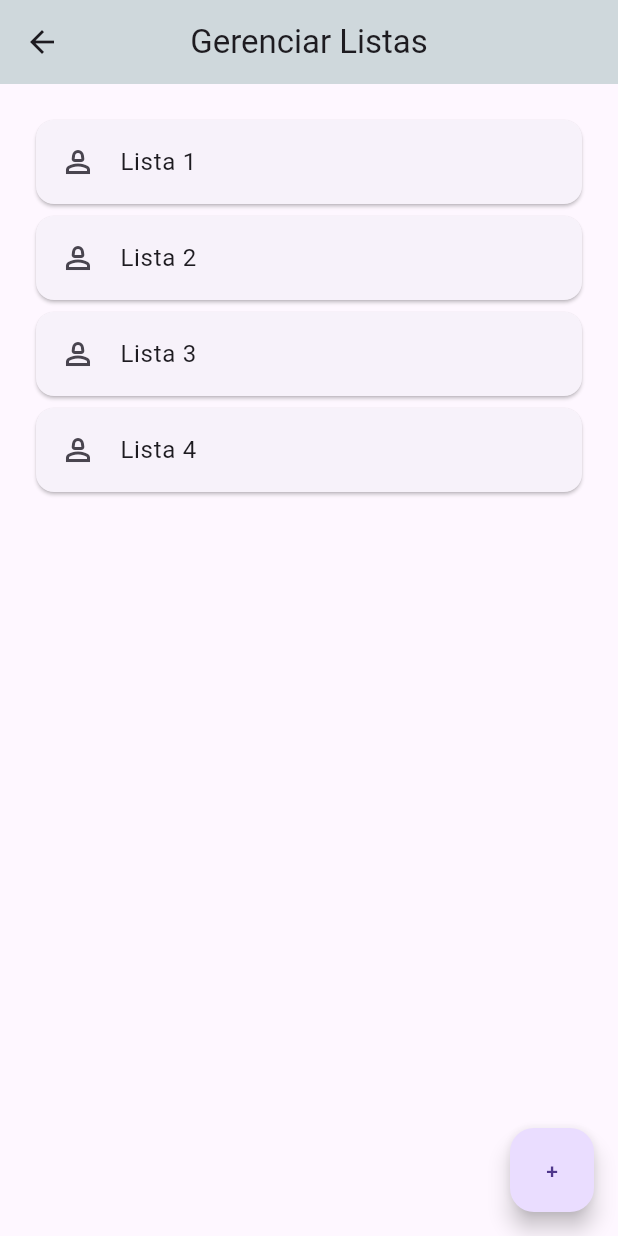
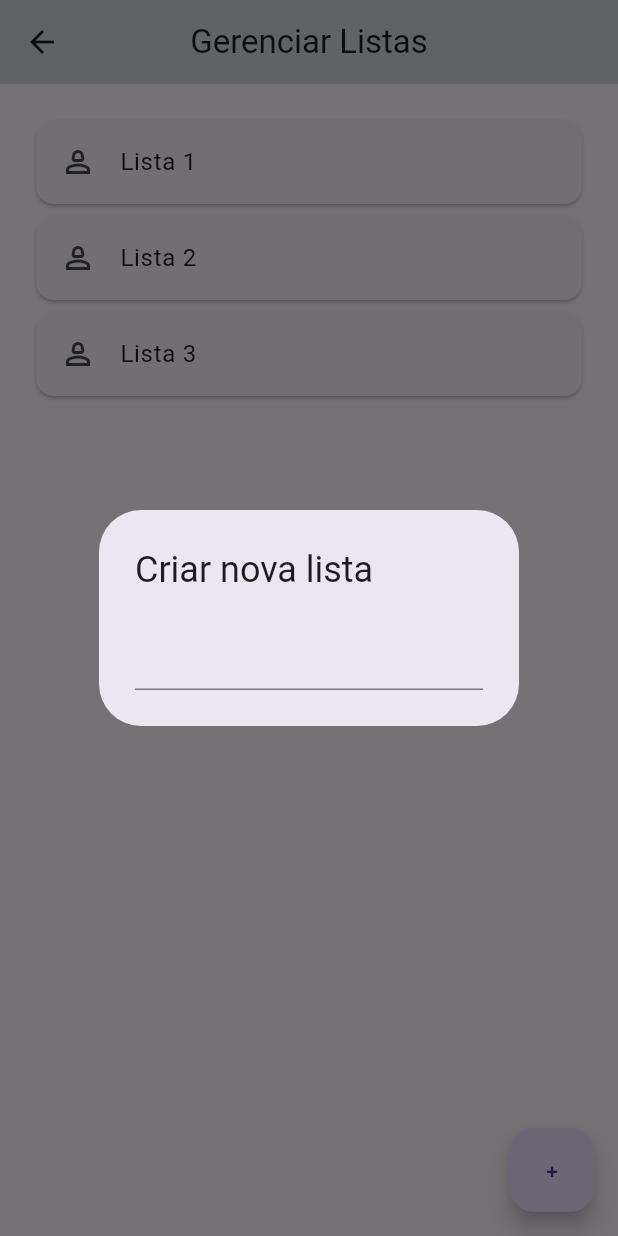
Before and after one commit to fernando-fraga/estudo-flutter-listacompras, a Flutter app: the GerenciarView screen opened by its route, after a tap on an icon or button, on a phone screen of 412 x 824 dp. Run offline on Flutter 3.47's test engine with Material 3 defaults, Android fonts, the phone set to English and light mode, and no system bars; our stand-ins replace device_preview.

Commit message:
ajustes no botão de Adicionar

```diff
--- a/lib/view/gerenciar_view.dart
+++ b/lib/view/gerenciar_view.dart
@@ -12,11 +12,14 @@ class GerenciarView extends StatefulWidget {
 
 class _GerenciarViewState extends State<GerenciarView> {
   List<Lista> listaCompras = [];
+  var nomeLista = TextEditingController();
+  var formKey = GlobalKey<FormState>();
 
   @override
   void initState() {
     listaCompras = Lista.preencher();
     super.initState();
+    nomeLista = TextEditingController();
   }
 
 
@@ -57,21 +60,27 @@ class _GerenciarViewState extends State<GerenciarView> {
 
               ),
             );
-          }
+           }
           ),
+
       ),
+
 
       floatingActionButton: FloatingActionButton(
         child: Text("+"),
         onPressed: (){
-          setState(() {
-            listaCompras.add(
-              Lista('Lista ${listaCompras.length+1}')
-            );
-          });
+          showDialog(context: context, builder: (BuildContext context) => AlertDialog(
+            title: const Text('Criar nova lista'),
+            content: Form(
+              key: formKey,
+              child: TextFormField(
 
+              ),
+            ),
+          ) );
         },
       ),
+
     );
   }
 }
```
